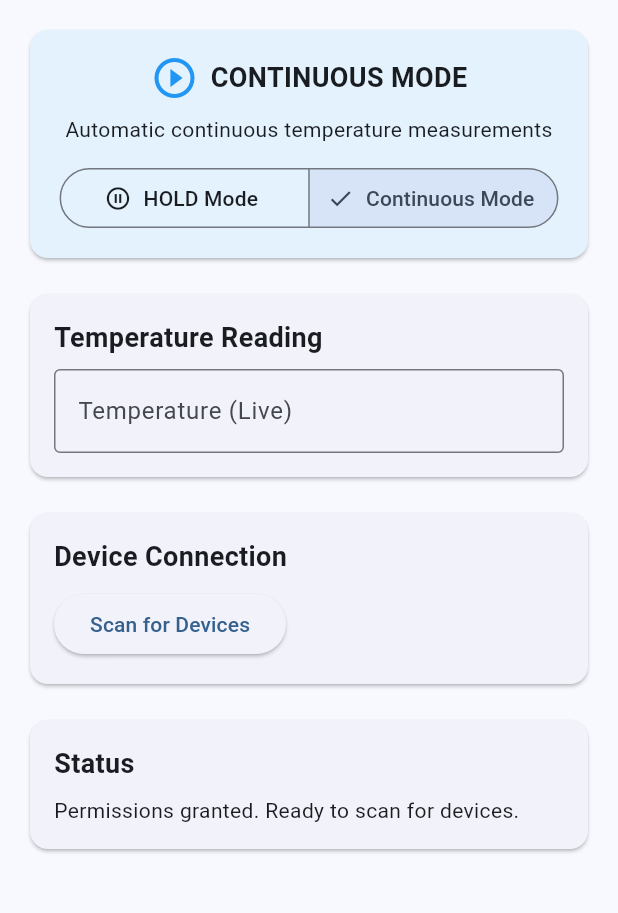
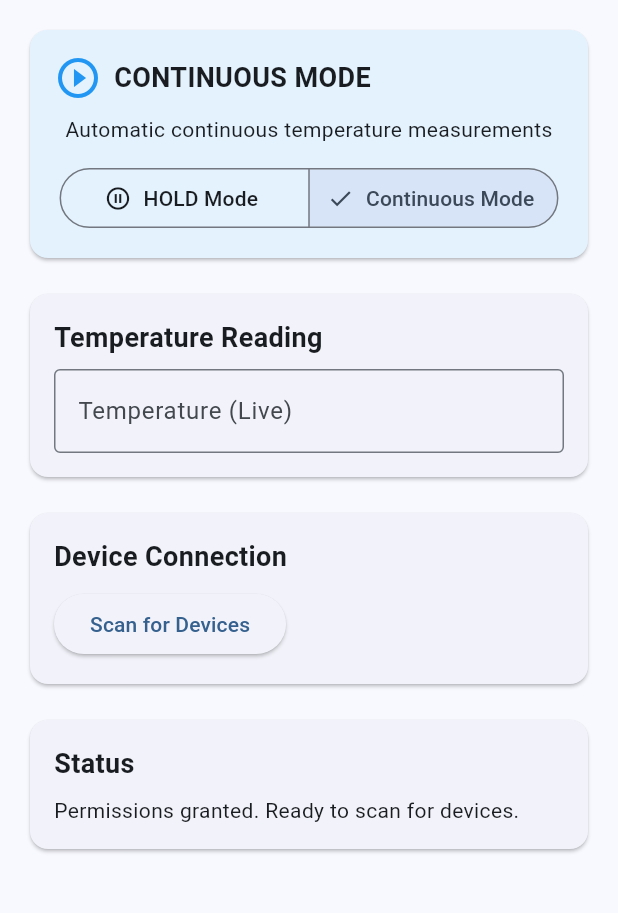
Before and after one commit to alaindeseine/ray_temp_blue, a Flutter app: the screen it shows after launch, after a tap on "Continuous Mode", on a phone screen of 412 x 824 dp, the part 84-997 px from its top. Run offline on Flutter 3.47's test engine with Material 3 defaults, Android fonts, the phone set to English and light mode, and no system bars; our stand-ins replace flutter_blue_plus, permission_handler.

```diff
--- a/example/lib/main.dart
+++ b/example/lib/main.dart
@@ -53,8 +53,12 @@ class _MyHomePageState extends State<MyHomePage> {
   bool _isScanning = false;
   bool _isConnecting = false;
   bool _isMeasuring = false;
+
   String _statusMessage = 'Select operation mode and scan for devices';
+  String? _lastKnownMacAddress;
   StreamSubscription<TemperatureReading>? _temperatureSubscription;
+  StreamSubscription<bool>? _connectionStatusSubscription;
+  Timer? _autoReconnectTimer;
 
   @override
   void initState() {
@@ -65,6 +69,8 @@ class _MyHomePageState extends State<MyHomePage> {
   @override
   void dispose() {
     _temperatureSubscription?.cancel();
+    _connectionStatusSubscription?.cancel();
+    _autoReconnectTimer?.cancel();
     _rayTempBlueContinuous?.dispose();
     _rayTempBlueHold?.dispose();
     _temperatureController.dispose();
@@ -72,12 +78,28 @@ class _MyHomePageState extends State<MyHomePage> {
   }
 
   void _initializeMode() {
+    // Cancel previous subscriptions
+    _connectionStatusSubscription?.cancel();
+    _autoReconnectTimer?.cancel();
+
     if (_selectedMode == OperationMode.continuous) {
       _rayTempBlueContinuous = RayTempBlue();
       _rayTempBlueHold = null;
     } else {
       _rayTempBlueHold = RayTempBlueHold();
       _rayTempBlueContinuous = null;
+
+      // Setup connection status monitoring for HOLD mode
+      _connectionStatusSubscription = _rayTempBlueHold!.connectionStatusStream.listen(
+        (isConnected) {
+          setState(() {
+            if (!isConnected && _selectedDevice != null) {
+              _statusMessage = 'Connection lost. Attempting to reconnect...';
+              _startAutoReconnect();
+            }
+          });
+        },
+      );
     }
     _checkPermissions();
   }
@@ -204,6 +226,7 @@ class _MyHomePageState extends State<MyHomePage> {
 
         setState(() {
           _selectedDevice = device;
+          _lastKnownMacAddress = device.address;
           _statusMessage = 'Connected to ${device.name} in HOLD mode. If you see continuous readings, turn off/on the device to reset to HOLD mode.';
         });
       }
@@ -284,6 +307,36 @@ class _MyHomePageState extends State<MyHomePage> {
     }
   }
 
+  void _startAutoReconnect() {
+    if (_selectedMode != OperationMode.hold || _lastKnownMacAddress == null) return;
+
+    _autoReconnectTimer?.cancel();
+    _autoReconnectTimer = Timer.periodic(
+      const Duration(seconds: 10),
+      (_) => _attemptAutoReconnect(),
+    );
+  }
+
+  Future<void> _attemptAutoReconnect() async {
+    if (_isConnecting || _rayTempBlueHold == null || _lastKnownMacAddress == null) return;
+
+    try {
+      setState(() {
+        _statusMessage = 'Attempting to reconnect...';
+      });
+
+      await _rayTempBlueHold!.connectByMacAddress(_lastKnownMacAddress!);
+
+      setState(() {
+        _statusMessage = 'Reconnected successfully';
+      });
+
+      _autoReconnectTimer?.cancel();
+    } catch (e) {
+      // Reconnection failed, will try again in 10 seconds
+    }
+  }
+
   @override
   Widget build(BuildContext context) {
     return Scaffold(
@@ -297,7 +350,7 @@ class _MyHomePageState extends State<MyHomePage> {
           child: Column(
             crossAxisAlignment: CrossAxisAlignment.stretch,
             children: [
-            // Mode selector
+            // Mode selector with connection status
             Card(
               color: _selectedMode == OperationMode.continuous
                   ? Colors.blue.shade50
@@ -307,7 +360,9 @@ class _MyHomePageState extends State<MyHomePage> {
                 child: Column(
                   children: [
                     Row(
-                      mainAxisAlignment: MainAxisAlignment.center,
+                      mainAxisAlignment: MainAxisAlignment.spaceBetween,
+                      children: [
+                        Row(
                           children: [
                             Icon(
                               _selectedMode == OperationMode.continuous
@@ -324,6 +379,39 @@ class _MyHomePageState extends State<MyHomePage> {
                                   ? 'CONTINUOUS MODE'
                                   : 'HOLD MODE',
                               style: const TextStyle(fontSize: 18, fontWeight: FontWeight.bold),
+                            ),
+                          ],
+                        ),
+                        // Connection status indicator
+                        if (_selectedDevice != null)
+                          Row(
+                            children: [
+                              Icon(
+                                (_selectedMode == OperationMode.continuous && _rayTempBlueContinuous?.isConnected == true) ||
+                                (_selectedMode == OperationMode.hold && _rayTempBlueHold?.isConnected == true)
+                                    ? Icons.bluetooth_connected
+                                    : Icons.bluetooth_disabled,
+                                color: (_selectedMode == OperationMode.continuous && _rayTempBlueContinuous?.isConnected == true) ||
+                                       (_selectedMode == OperationMode.hold && _rayTempBlueHold?.isConnected == true)
+                                    ? Colors.green
+                                    : Colors.red,
+                                size: 24,
+                              ),
+                              const SizedBox(width: 4),
+                              Text(
+                                (_selectedMode == OperationMode.continuous && _rayTempBlueContinuous?.isConnected == true) ||
+                                (_selectedMode == OperationMode.hold && _rayTempBlueHold?.isConnected == true)
+                                    ? 'Connected'
+                                    : 'Disconnected',
+                                style: TextStyle(
+                                  fontSize: 12,
+                                  color: (_selectedMode == OperationMode.continuous && _rayTempBlueContinuous?.isConnected == true) ||
+                                         (_selectedMode == OperationMode.hold && _rayTempBlueHold?.isConnected == true)
+                                      ? Colors.green
+                                      : Colors.red,
+                                ),
+                              ),
+                            ],
                           ),
                       ],
                     ),
```
Also changed, not shown: lib/src/ray_temp_blue_hold.dart (+48 -1 lines). Lines whose indentation alone changed are shown as unchanged.
